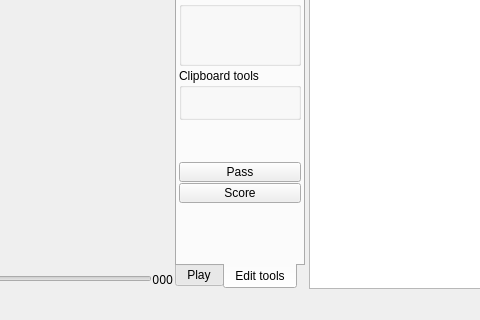
The window that src/board/boardwindow.ui (iamsyt/qgo) describes before a commit, drawn with Qt 5; both pictures show x 241 to 721 and y 479 to 799 of the 877 by 799 pixel window.
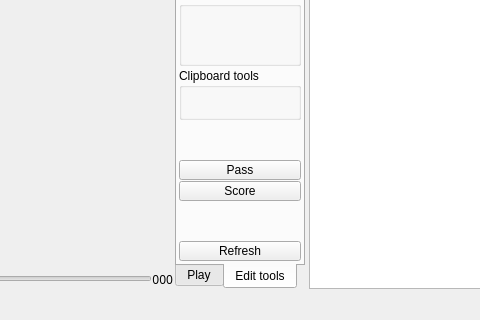
The same window after the commit. Icons and pictures are not drawn. Custom widgets are drawn as their Qt base class.

The edit to the form file:
```diff
--- a/src/board/boardwindow.ui
+++ b/src/board/boardwindow.ui
@@ -5393,6 +5393,19 @@
                  </property>
                 </spacer>
                </item>
+               <item>
+                <widget class="QPushButton" name="refreshButton_2" >
+                 <property name="maximumSize" >
+                  <size>
+                   <width>16777215</width>
+                   <height>20</height>
+                  </size>
+                 </property>
+                 <property name="text" >
+                  <string>Refresh</string>
+                 </property>
+                </widget>
+               </item>
               </layout>
              </widget>
             </widget>
```
Left out of the diff: 8 changed lines with no effect on the pictures.
